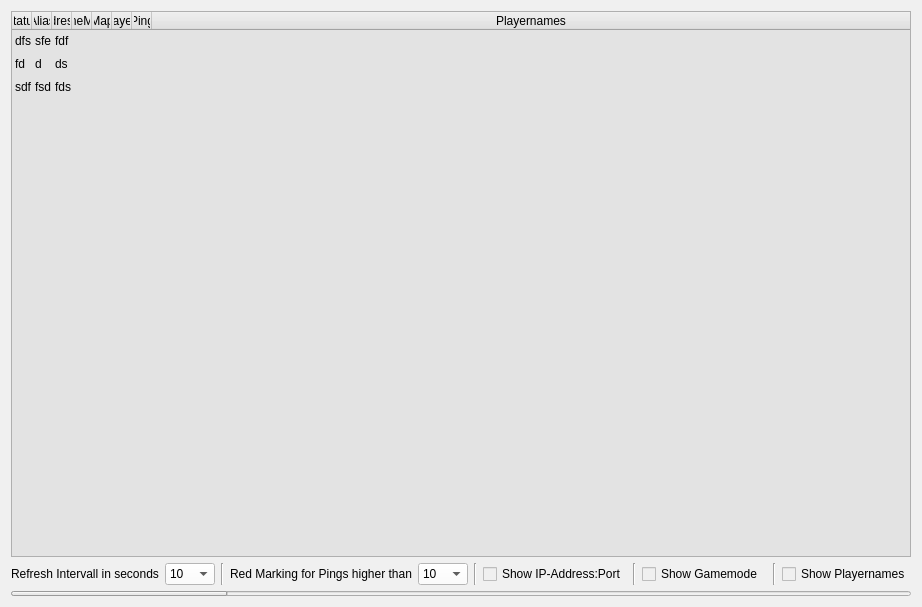
Before: the Qt Designer form source_files/isrt_monitor.ui in olli-e/ISRT, drawn with Qt 5.
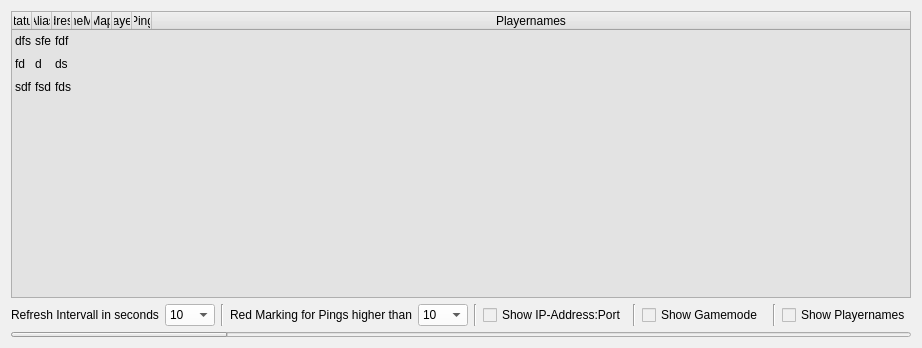
After: the same form once the commit is applied. Icons and pictures are not drawn.

Diff of the .ui file:
```diff
--- a/source_files/isrt_monitor.ui
+++ b/source_files/isrt_monitor.ui
@@ -7,7 +7,7 @@
     <x>0</x>
     <y>0</y>
     <width>920</width>
-    <height>607</height>
+    <height>348</height>
    </rect>
   </property>
   <property name="windowTitle">
```
